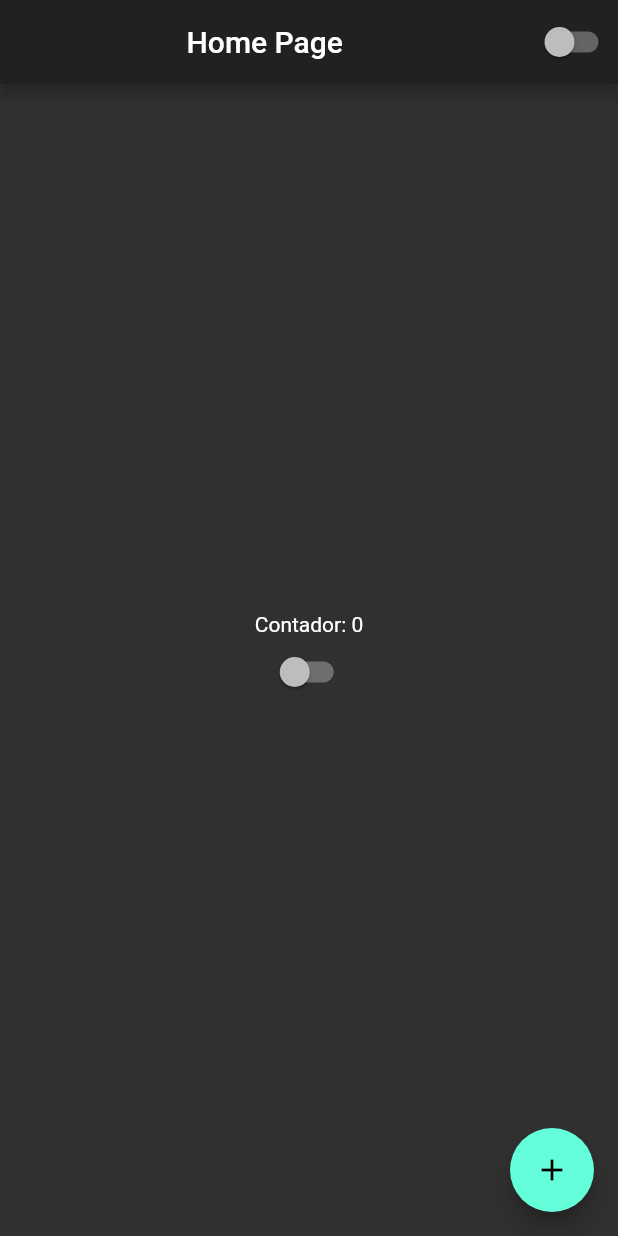
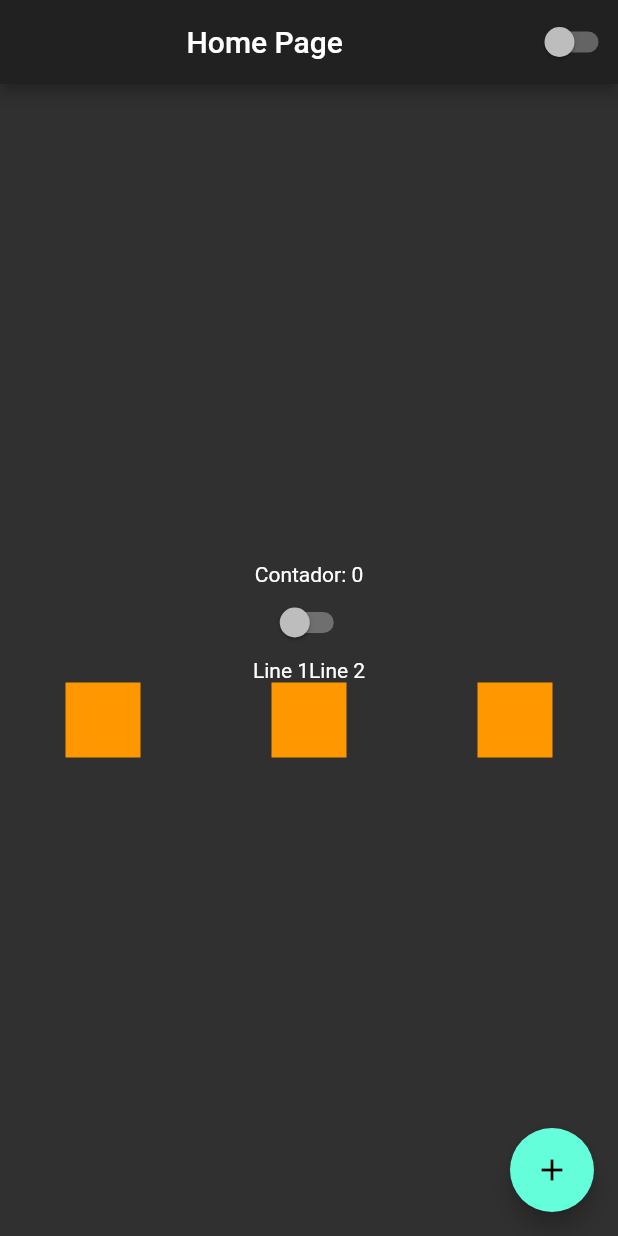
Before and after one commit to Natanael-ADS/Cursos, a Flutter app: the screen it shows after launch, on a phone screen of 412 x 824 dp. Run offline on Flutter 3.47's test engine with Material 2 defaults, Android fonts, the phone set to English and light mode, and no system bars.

Commit message:
07 - curso flutter - row

```diff
--- a/08 - Flutter/Aulas/curso/lib/home_page.dart
+++ b/08 - Flutter/Aulas/curso/lib/home_page.dart
@@ -18,12 +18,28 @@ class HomePageState extends State<HomePage> {
         actions: [CustomSwitch()],
       ),
       body: Container(
-          height: double.infinity,
-          width: double.infinity,
-          child: Column(
-            mainAxisAlignment: MainAxisAlignment.center,
-            children: [Text("Contador: $counter"), CustomSwitch()],
-          )),
+        height: double.infinity,
+        width: double.infinity,
+        child: Column(
+          mainAxisAlignment: MainAxisAlignment.center,
+          children: [
+            Text("Contador: $counter"),
+            CustomSwitch(),
+            Row(
+              mainAxisAlignment: MainAxisAlignment.center,
+              children: [Text('Line 1'), Text('Line 2')],
+            ),
+            Row(
+              mainAxisAlignment: MainAxisAlignment.spaceAround,
+              children: [
+                containerTeste(),
+                containerTeste(),
+                containerTeste(),
+              ],
+            ),
+          ],
+        ),
+      ),
       floatingActionButton: FloatingActionButton(
         child: Icon(Icons.add),
         onPressed: () {
@@ -32,6 +48,14 @@ class HomePageState extends State<HomePage> {
           });
         },
       ),
+    );
+  }
+
+  containerTeste() {
+    return Container(
+      height: 50,
+      width: 50,
+      color: Colors.orange,
     );
   }
 }
```
Also changed, not shown: 08 - Flutter/Aulas/curso/pubspec.lock.
